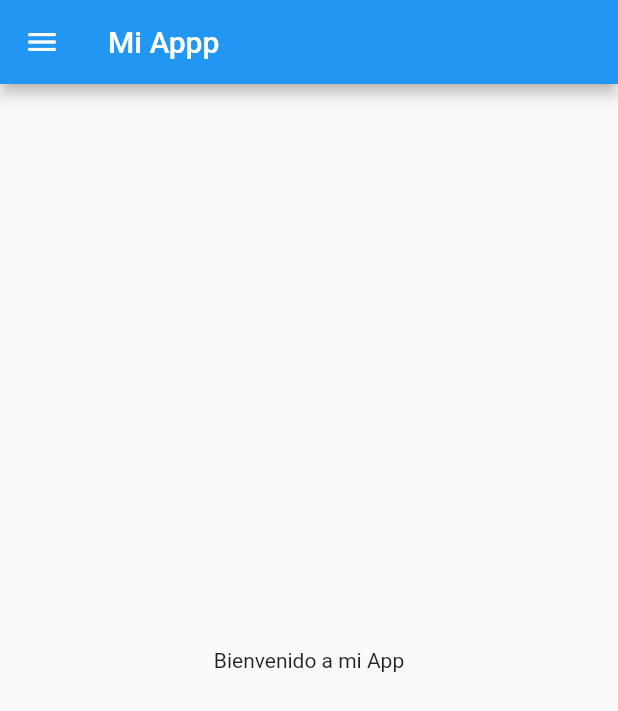
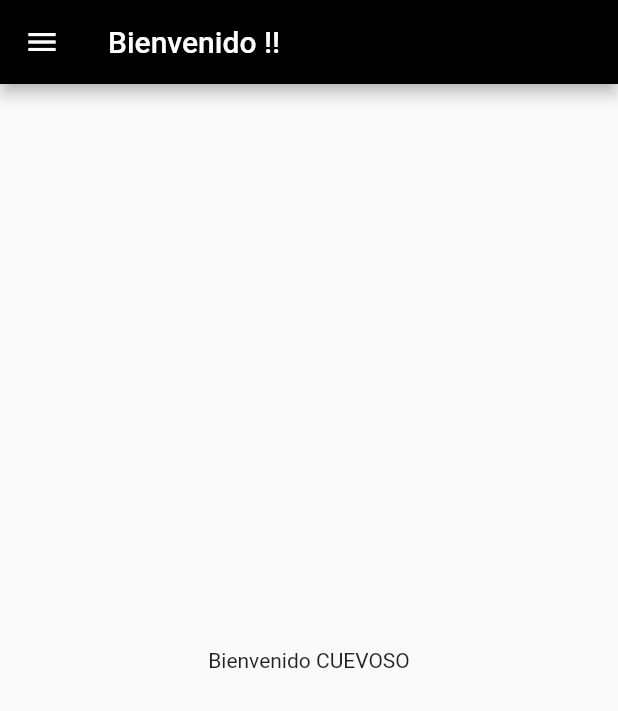
Before and after one commit to SevillaChristian/Bloquera, a Flutter app: the screen it shows after launch, after a tap on "login", on a phone screen of 412 x 824 dp. Shown: the top 711 px of the screen. Run offline on Flutter 3.47's test engine with Material 2 defaults, Android fonts, the phone set to English and light mode, and no system bars.

Commit message:
Comit rutas 2.0

```diff
--- a/bloquera/lib/pages/home.dart
+++ b/bloquera/lib/pages/home.dart
@@ -16,9 +16,11 @@ class Home extends StatelessWidget {
   Widget build(BuildContext context) {
     return Scaffold(
       appBar: AppBar(
-        title: const Text('Mi Appp'),
+        backgroundColor: Colors.black,
+        title: const Text('Bienvenido !!'),
+
       ),
-      drawer: Drawer(
+      drawer: Drawer(//AQUI INICIA EL MENU DE HAMBURGUESA
         child: ListView(
 
           children: [
@@ -53,9 +55,10 @@ class Home extends StatelessWidget {
 
           ],
         ),
-      ),
+      ),//AQUI TERMINA EL MENU DE HAMBURGUESA
+
       body: const Center(
-        child: Text('Bienvenido a mi App'),
+        child: Text('Bienvenido CUEVOSO'),
       ),
     );
   }
--- a/bloquera/lib/pages/login.dart
+++ b/bloquera/lib/pages/login.dart
@@ -36,7 +36,7 @@ class _ContenidoState extends State<Contenido> {
     crossAxisAlignment: CrossAxisAlignment.start,
     children: [
       Text(
-        'Login',
+        'Bienvenido',
         style: TextStyle(
           color: Colors.white,
           fontWeight: FontWeight.bold,
@@ -47,7 +47,7 @@ class _ContenidoState extends State<Contenido> {
         height: 5,
       ),
       Text(
-        'Bienvenido',
+        'Bloquera Cuevas',
         style: TextStyle(
           color: Colors.white,
           fontSize: 20,
```
Also changed, not shown: bloquera/lib/pages/gastos.dart (+13 -10 lines), bloquera/lib/pages/ventas.dart (+12 -9 lines).
